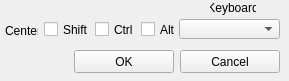
This is facetracknoir/ftnoir_keyboardshortcuts.ui in opentrack/opentrack as Qt 5 draws it before an edit. The edited form follows.
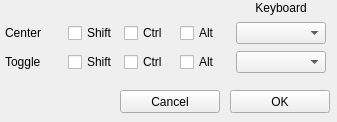
This is the edited form. Icons and pictures are not drawn.

What changed in the file:
```diff
--- a/facetracknoir/ftnoir_keyboardshortcuts.ui
+++ b/facetracknoir/ftnoir_keyboardshortcuts.ui
@@ -6,10 +6,16 @@
    <rect>
     <x>0</x>
     <y>0</y>
-    <width>289</width>
-    <height>81</height>
+    <width>337</width>
+    <height>122</height>
    </rect>
   </property>
+  <property name="sizePolicy">
+   <sizepolicy hsizetype="Fixed" vsizetype="Fixed">
+    <horstretch>0</horstretch>
+    <verstretch>0</verstretch>
+   </sizepolicy>
+  </property>
   <property name="windowTitle">
    <string>FaceTrackNoIR Keyboard and Mouse shortcuts</string>
   </property>
@@ -26,8 +32,8 @@
   <widget class="QPushButton" name="btnCancel">
    <property name="geometry">
     <rect>
-     <x>180</x>
-     <y>50</y>
+     <x>120</x>
+     <y>90</y>
      <width>100</width>
      <height>23</height>
     </rect>
@@ -57,8 +63,8 @@
   <widget class="QPushButton" name="btnOK">
    <property name="geometry">
     <rect>
-     <x>74</x>
-     <y>50</y>
+     <x>230</x>
+     <y>90</y>
      <width>100</width>
      <height>23</height>
     </rect>
@@ -85,37 +91,18 @@
     <string>OK</string>
    </property>
   </widget>
-  <widget class="QComboBox" name="cbxCenterKey">
+  <widget class="QWidget" name="">
    <property name="geometry">
     <rect>
-     <x>179</x>
-     <y>19</y>
-     <width>101</width>
-     <height>20</height>
-    </rect>
-   </property>
-   <property name="minimumSize">
-    <size>
-     <width>90</width>
-     <height>0</height>
-    </size>
-   </property>
-   <property name="toolTip">
-    <string>Select Number</string>
-   </property>
-   <property name="insertPolicy">
-    <enum>QComboBox::InsertAlphabetically</enum>
-   </property>
-  </widget>
-  <widget class="QLabel" name="textLabel2_4">
-   <property name="geometry">
-    <rect>
-     <x>210</x>
+     <x>5</x>
      <y>0</y>
-     <width>46</width>
-     <height>16</height>
+     <width>321</width>
+     <height>75</height>
     </rect>
    </property>
+   <layout class="QGridLayout" name="gridLayout">
+    <item row="0" column="4">
+     <widget class="QLabel" name="textLabel2_4">
    <property name="sizePolicy">
     <sizepolicy hsizetype="Minimum" vsizetype="Fixed">
      <horstretch>0</horstretch>
@@ -132,34 +119,9 @@
     <bool>false</bool>
    </property>
   </widget>
-  <widget class="QCheckBox" name="chkCenterAlt">
-   <property name="geometry">
-    <rect>
-     <x>141</x>
-     <y>21</y>
-     <width>36</width>
-     <height>17</height>
-    </rect>
-   </property>
-   <property name="maximumSize">
-    <size>
-     <width>50</width>
-     <height>16777215</height>
-    </size>
-   </property>
-   <property name="text">
-    <string>Alt</string>
-   </property>
-  </widget>
+    </item>
+    <item row="1" column="0">
   <widget class="QLabel" name="textLabel2_3">
-   <property name="geometry">
-    <rect>
-     <x>5</x>
-     <y>23</y>
-     <width>33</width>
-     <height>16</height>
-    </rect>
-   </property>
    <property name="sizePolicy">
     <sizepolicy hsizetype="Minimum" vsizetype="Fixed">
      <horstretch>0</horstretch>
@@ -173,34 +135,22 @@
     <bool>false</bool>
    </property>
   </widget>
-  <widget class="QCheckBox" name="chkCenterCtrl">
-   <property name="geometry">
-    <rect>
-     <x>95</x>
-     <y>21</y>
-     <width>40</width>
-     <height>17</height>
-    </rect>
-   </property>
-   <property name="maximumSize">
-    <size>
-     <width>50</width>
-     <height>16777215</height>
-    </size>
-   </property>
-   <property name="text">
-    <string>Ctrl</string>
-   </property>
-  </widget>
+    </item>
+    <item row="1" column="1">
   <widget class="QCheckBox" name="chkCenterShift">
-   <property name="geometry">
-    <rect>
-     <x>44</x>
-     <y>21</y>
-     <width>45</width>
-     <height>17</height>
-    </rect>
-   </property>
+      <property name="maximumSize">
+       <size>
+        <width>50</width>
+        <height>16777215</height>
+       </size>
+      </property>
+      <property name="text">
+       <string>Shift</string>
+      </property>
+     </widget>
+    </item>
+    <item row="1" column="2">
+     <widget class="QCheckBox" name="chkCenterCtrl">
    <property name="maximumSize">
     <size>
      <width>50</width>
@@ -208,8 +158,111 @@
     </size>
    </property>
    <property name="text">
+       <string>Ctrl</string>
+      </property>
+     </widget>
+    </item>
+    <item row="1" column="3">
+     <widget class="QCheckBox" name="chkCenterAlt">
+      <property name="maximumSize">
+       <size>
+        <width>50</width>
+        <height>16777215</height>
+       </size>
+      </property>
+      <property name="text">
+       <string>Alt</string>
+      </property>
+     </widget>
+    </item>
+    <item row="1" column="4">
+     <widget class="QComboBox" name="cbxCenterKey">
+      <property name="minimumSize">
+       <size>
+        <width>90</width>
+        <height>0</height>
+       </size>
+      </property>
+      <property name="toolTip">
+       <string>Select Number</string>
+      </property>
+      <property name="insertPolicy">
+       <enum>QComboBox::InsertAlphabetically</enum>
+      </property>
+     </widget>
+    </item>
+    <item row="2" column="0">
+     <widget class="QLabel" name="textLabel2_5">
+      <property name="sizePolicy">
+       <sizepolicy hsizetype="Minimum" vsizetype="Fixed">
+        <horstretch>0</horstretch>
+        <verstretch>0</verstretch>
+       </sizepolicy>
+      </property>
+      <property name="text">
+       <string>Toggle</string>
+      </property>
+      <property name="wordWrap">
+       <bool>false</bool>
+      </property>
+     </widget>
+    </item>
+    <item row="2" column="1">
+     <widget class="QCheckBox" name="chkToggleShift">
+      <property name="maximumSize">
+       <size>
+        <width>50</width>
+        <height>16777215</height>
+       </size>
+      </property>
+      <property name="text">
     <string>Shift</string>
    </property>
+     </widget>
+    </item>
+    <item row="2" column="2">
+     <widget class="QCheckBox" name="chkToggleCtrl">
+      <property name="maximumSize">
+       <size>
+        <width>50</width>
+        <height>16777215</height>
+       </size>
+      </property>
+      <property name="text">
+       <string>Ctrl</string>
+      </property>
+     </widget>
+    </item>
+    <item row="2" column="3">
+     <widget class="QCheckBox" name="chkToggleAlt">
+      <property name="maximumSize">
+       <size>
+        <width>50</width>
+        <height>16777215</height>
+       </size>
+      </property>
+      <property name="text">
+       <string>Alt</string>
+      </property>
+     </widget>
+    </item>
+    <item row="2" column="4">
+     <widget class="QComboBox" name="cbxToggleKey">
+      <property name="minimumSize">
+       <size>
+        <width>90</width>
+        <height>0</height>
+       </size>
+      </property>
+      <property name="toolTip">
+       <string>Select Number</string>
+      </property>
+      <property name="insertPolicy">
+       <enum>QComboBox::InsertAlphabetically</enum>
+      </property>
+     </widget>
+    </item>
+   </layout>
   </widget>
  </widget>
  <resources/>
```
Lines whose indentation alone changed are shown as unchanged.
